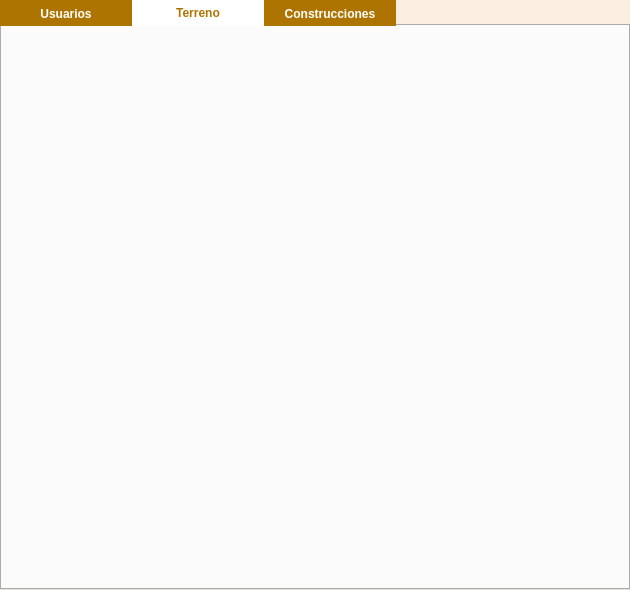
Above: funciones/adminusers/AdminUsers_dialog_base.ui from gerardoros/CartograficoQgisPlugin before the change. Below: the same form after it.
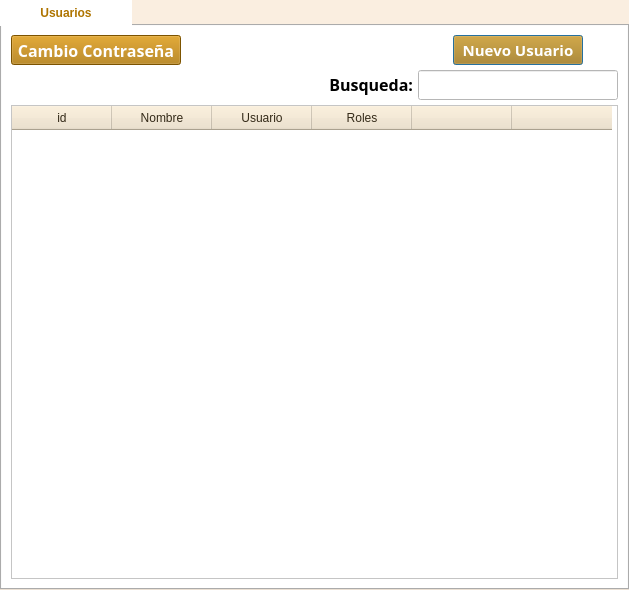
That is the form after the change. The open tabs and pages were chosen to show the change.

What changed in the file:
```diff
--- a/funciones/adminusers/AdminUsers_dialog_base.ui
+++ b/funciones/adminusers/AdminUsers_dialog_base.ui
@@ -6,14 +6,14 @@
    <rect>
     <x>0</x>
     <y>0</y>
-    <width>630</width>
+    <width>629</width>
     <height>590</height>
    </rect>
   </property>
   <property name="minimumSize">
    <size>
-    <width>630</width>
-    <height>590</height>
+    <width>629</width>
+    <height>589</height>
    </size>
   </property>
   <property name="maximumSize">
@@ -271,47 +271,6 @@
        </item>
       </layout>
      </widget>
-     <widget class="QWidget" name="tTerreno">
-      <attribute name="title">
-       <string>Terreno</string>
-      </attribute>
-      <layout class="QGridLayout" name="gridLayout_11">
-       <property name="leftMargin">
-        <number>0</number>
-       </property>
-       <property name="topMargin">
-        <number>0</number>
-       </property>
-       <property name="rightMargin">
-        <number>0</number>
-       </property>
-       <property name="bottomMargin">
-        <number>0</number>
-       </property>
-       <property name="spacing">
-        <number>0</number>
-       </property>
-      </layout>
-     </widget>
-     <widget class="QWidget" name="tConstrPred">
-      <attribute name="title">
-       <string>Construcciones</string>
-      </attribute>
-      <layout class="QVBoxLayout" name="verticalLayout_2">
-       <property name="leftMargin">
-        <number>0</number>
-       </property>
-       <property name="topMargin">
-        <number>0</number>
-       </property>
-       <property name="rightMargin">
-        <number>0</number>
-       </property>
-       <property name="bottomMargin">
-        <number>0</number>
-       </property>
-      </layout>
-     </widget>
     </widget>
    </item>
   </layout>
```
